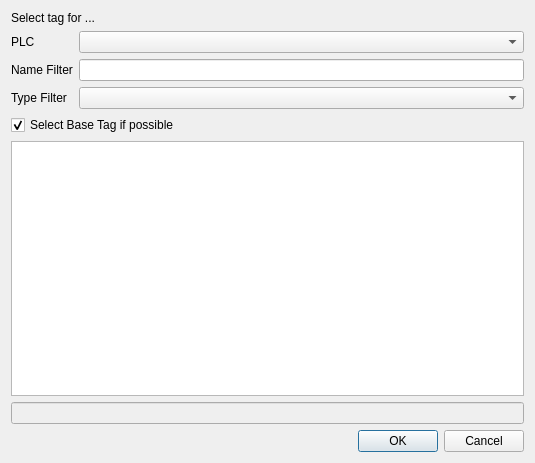
Above: ui/select_tag_dialog.ui from DamirKh/plc_se before the change. Below: the same form after it.
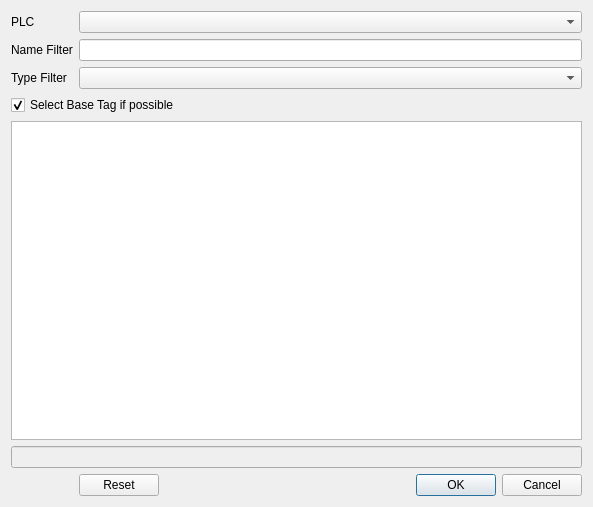
That is the form after the change.

What changed in the file:
```diff
--- a/ui/select_tag_dialog.ui
+++ b/ui/select_tag_dialog.ui
@@ -6,8 +6,8 @@
    <rect>
     <x>0</x>
     <y>0</y>
-    <width>535</width>
-    <height>463</height>
+    <width>593</width>
+    <height>507</height>
    </rect>
   </property>
   <property name="windowTitle">
@@ -19,28 +19,21 @@
   <layout class="QVBoxLayout" name="verticalLayout">
    <item>
     <layout class="QGridLayout" name="gridLayout">
-     <item row="0" column="0" colspan="2">
-      <widget class="QLabel" name="label">
-       <property name="text">
-        <string>Select tag for ...</string>
-       </property>
-      </widget>
-     </item>
-     <item row="2" column="0">
+     <item row="1" column="0">
       <widget class="QLabel" name="label_3">
        <property name="text">
         <string>Name Filter</string>
        </property>
       </widget>
      </item>
-     <item row="1" column="1">
+     <item row="0" column="1">
       <widget class="QComboBox" name="comboBoxPLCFilter">
        <property name="currentText">
         <string notr="true"/>
        </property>
       </widget>
      </item>
-     <item row="4" column="0" colspan="2">
+     <item row="3" column="0" colspan="2">
       <widget class="QCheckBox" name="checkBox">
        <property name="text">
         <string>Select Base Tag if possible</string>
@@ -50,50 +43,56 @@
        </property>
       </widget>
      </item>
-     <item row="1" column="0">
+     <item row="2" column="0">
+      <widget class="QLabel" name="label_4">
+       <property name="text">
+        <string>Type Filter</string>
+       </property>
+      </widget>
+     </item>
+     <item row="0" column="0">
       <widget class="QLabel" name="label_2">
        <property name="text">
         <string notr="true">PLC</string>
        </property>
       </widget>
      </item>
-     <item row="2" column="1">
+     <item row="1" column="1">
       <widget class="QLineEdit" name="lineEditNameFilter"/>
      </item>
-     <item row="5" column="0" colspan="2">
+     <item row="4" column="0" colspan="2">
       <widget class="QTableView" name="tableView">
+       <property name="enabled">
+        <bool>true</bool>
+       </property>
        <property name="sortingEnabled">
         <bool>true</bool>
        </property>
       </widget>
      </item>
-     <item row="7" column="1">
+     <item row="6" column="1">
       <widget class="QDialogButtonBox" name="buttonBox">
+       <property name="enabled">
+        <bool>true</bool>
+       </property>
        <property name="standardButtons">
-        <set>QDialogButtonBox::Cancel|QDialogButtonBox::Ok</set>
+        <set>QDialogButtonBox::Cancel|QDialogButtonBox::Ok|QDialogButtonBox::Reset</set>
        </property>
        <property name="centerButtons">
         <bool>false</bool>
        </property>
       </widget>
      </item>
-     <item row="6" column="0" colspan="2">
-      <widget class="QLineEdit" name="lineEdit_2">
-       <property name="enabled">
-        <bool>false</bool>
-       </property>
-      </widget>
-     </item>
-     <item row="3" column="0">
-      <widget class="QLabel" name="label_4">
-       <property name="text">
-        <string>Type Filter</string>
-       </property>
-      </widget>
-     </item>
-     <item row="3" column="1">
+     <item row="2" column="1">
       <widget class="QComboBox" name="comboBoxTypeFilter"/>
      </item>
+     <item row="5" column="0" colspan="2">
+      <widget class="QLineEdit" name="lineEditSelectedTag">
+       <property name="enabled">
+        <bool>false</bool>
+       </property>
+      </widget>
+     </item>
     </layout>
    </item>
   </layout>
```
Left out of the diff: 71 changed lines with no effect on the pictures.
